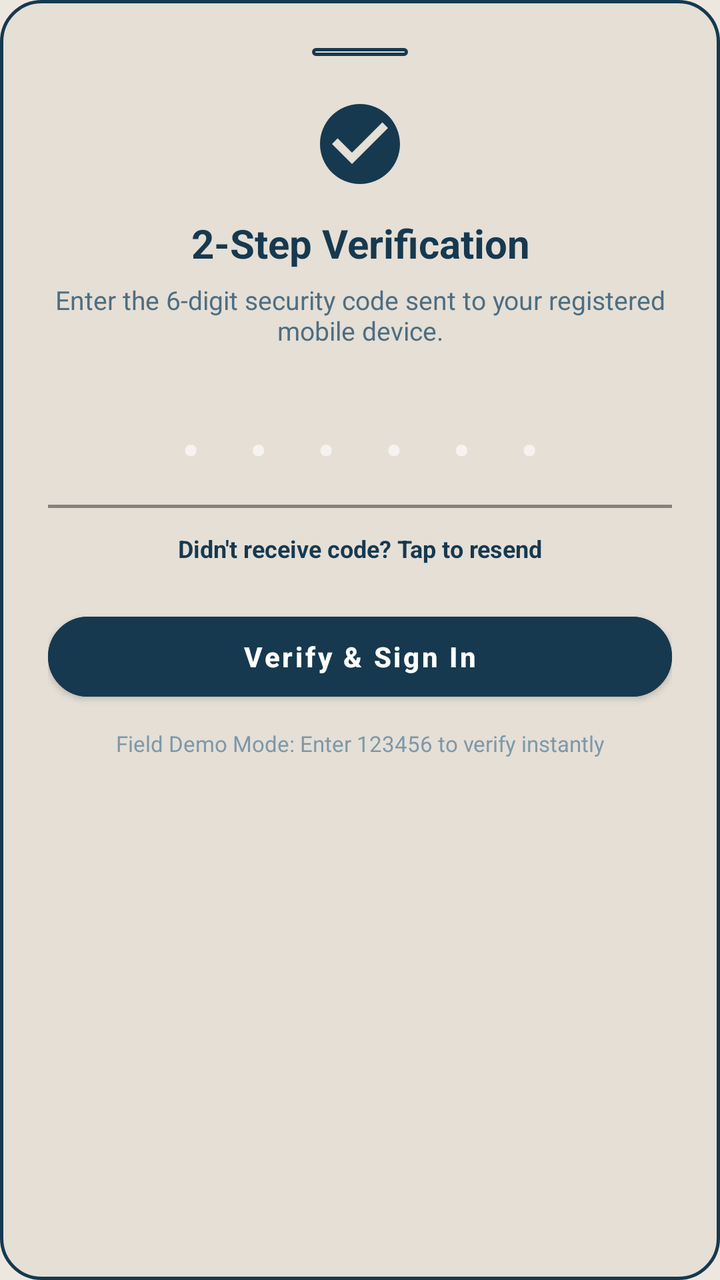
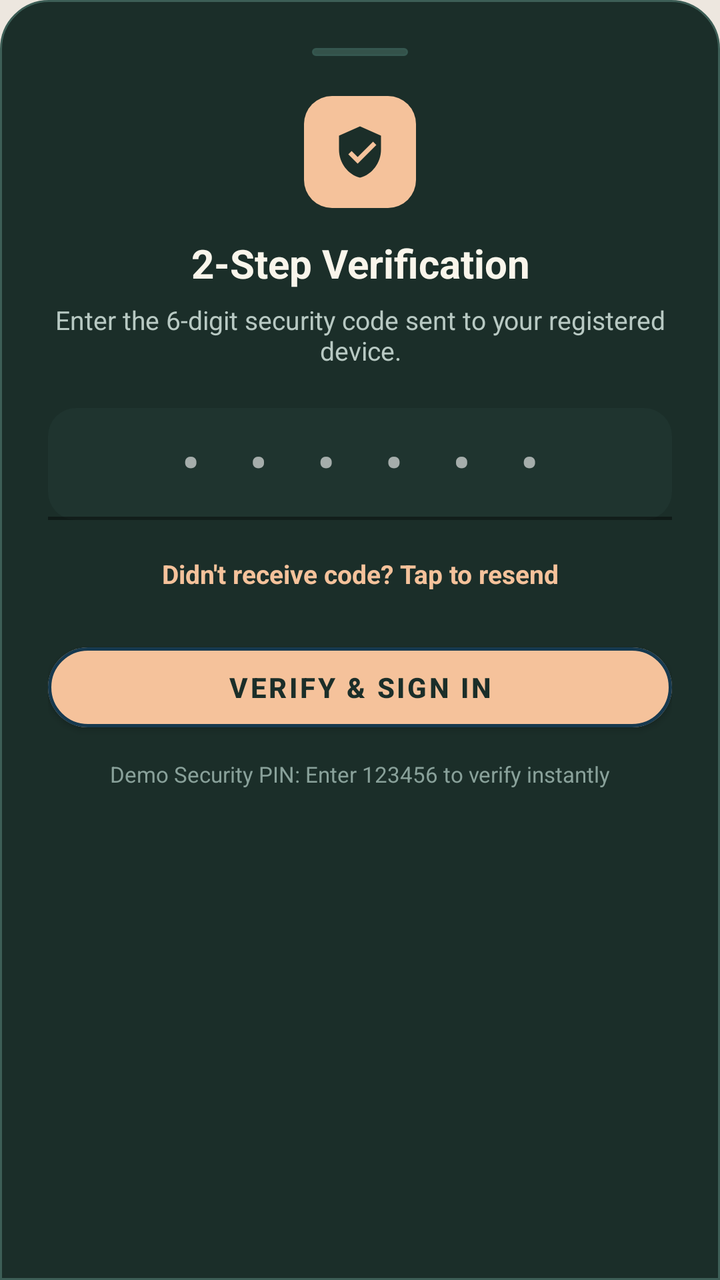

Two renders of the same Android screen: before a commit and after it. Below are the layout's source before the change and the commit's diff.
<!-- AndroidManifest.xml: application theme Theme.SiteSync -->
<!-- res/layout/dialog_two_factor_bottom_sheet.xml -->
<?xml version="1.0" encoding="utf-8"?>
<LinearLayout xmlns:android="http://schemas.android.com/apk/res/android"
    xmlns:app="http://schemas.android.com/apk/res-auto"
    android:layout_width="match_parent"
    android:layout_height="wrap_content"
    android:background="@drawable/bg_card_outlined"
    android:orientation="vertical"
    android:padding="24dp">

    
    <View
        android:layout_width="48dp"
        android:layout_height="4dp"
        android:layout_gravity="center_horizontal"
        android:layout_marginBottom="20dp"
        android:background="@drawable/bg_pill_inactive" />

    
    <ImageView
        android:layout_width="48dp"
        android:layout_height="48dp"
        android:layout_gravity="center_horizontal"
        android:layout_marginBottom="12dp"
        android:src="@drawable/ic_check_circle"
        app:tint="@color/oxide_blue_primary" />

    
    <TextView
        android:layout_width="match_parent"
        android:layout_height="wrap_content"
        android:gravity="center"
        android:text="2-Step Verification"
        android:textColor="@color/text_oxide_primary"
        android:textSize="20sp"
        android:textStyle="bold" />

    
    <TextView
        android:id="@+id/tv_phone_hint"
        android:layout_width="match_parent"
        android:layout_height="wrap_content"
        android:layout_marginTop="6dp"
        android:gravity="center"
        android:text="Enter the 6-digit security code sent to your registered mobile device."
        android:textColor="@color/text_oxide_secondary"
        android:textSize="13sp" />

    
    <com.google.android.material.textfield.TextInputLayout
        android:layout_width="match_parent"
        android:layout_height="wrap_content"
        android:layout_marginTop="24dp"
        app:boxBackgroundColor="@color/warm_ash_surface"
        app:boxStrokeColor="@color/stroke_oxide_blue"
        app:boxStrokeWidth="1.5dp"
        app:hintTextColor="@color/text_oxide_secondary">

        <com.google.android.material.textfield.TextInputEditText
            android:id="@+id/et_otp_code"
            android:layout_width="match_parent"
            android:layout_height="56dp"
            android:gravity="center"
            android:hint="• • • • • •"
            android:inputType="number"
            android:letterSpacing="0.4"
            android:maxLength="6"
            android:textColor="@color/text_oxide_primary"
            android:textSize="24sp"
            android:textStyle="bold" />
    </com.google.android.material.textfield.TextInputLayout>

    
    <TextView
        android:id="@+id/tv_resend"
        android:layout_width="match_parent"
        android:layout_height="wrap_content"
        android:layout_marginTop="12dp"
        android:gravity="center"
        android:text="Didn't receive code? Tap to resend"
        android:textColor="@color/oxide_blue_primary"
        android:textSize="12sp"
        android:textStyle="bold" />

    
    <com.google.android.material.button.MaterialButton
        android:id="@+id/btn_verify_otp"
        style="@style/IndustrialButton"
        android:layout_width="match_parent"
        android:layout_height="52dp"
        android:layout_marginTop="20dp"
        android:text="Verify &amp; Sign In" />

    
    <TextView
        android:layout_width="match_parent"
        android:layout_height="wrap_content"
        android:layout_marginTop="10dp"
        android:gravity="center"
        android:text="Field Demo Mode: Enter 123456 to verify instantly"
        android:textColor="@color/text_oxide_muted"
        android:textSize="11sp" />

</LinearLayout>
<!-- resources referenced by this layout -->
<resources>
  <color name="oxide_blue_primary">#16394F</color>
  <color name="stroke_oxide_blue">#16394F</color>
  <color name="text_oxide_muted">#7E98A8</color>
  <color name="text_oxide_primary">#16394F</color>
  <color name="text_oxide_secondary">#4D6E82</color>
  <color name="warm_ash_surface">#E5DFD6</color>
  <!-- drawable bg_card_outlined (drawable) -->
  <?xml version="1.0" encoding="utf-8"?>
  <shape xmlns:android="http://schemas.android.com/apk/res/android"
      android:shape="rectangle">
      <solid android:color="@color/warm_ash_surface" />
      <stroke
          android:width="1.5dp"
          android:color="@color/stroke_oxide_blue" />
      <corners android:radius="20dp" />
  </shape>
  <!-- drawable bg_pill_inactive (drawable) -->
  <?xml version="1.0" encoding="utf-8"?>
  <shape xmlns:android="http://schemas.android.com/apk/res/android"
      android:shape="rectangle">
      <solid android:color="@color/warm_ash_surface" />
      <stroke
          android:width="1.5dp"
          android:color="@color/stroke_oxide_blue" />
      <corners android:radius="16dp" />
  </shape>
  <!-- drawable ic_check_circle (drawable) -->
  <vector xmlns:android="http://schemas.android.com/apk/res/android"
      android:width="20dp"
      android:height="20dp"
      android:viewportWidth="24"
      android:viewportHeight="24">
      <path
          android:fillColor="#15803D"
          android:pathData="M12,2C6.48,2 2,6.48 2,12s4.48,10 10,10 10,-4.48 10,-10S17.52,2 12,2zm-2,15l-5,-5 1.41,-1.41L10,14.17l7.59,-7.59L19,8l-9,9z" />
  </vector>
  <style name="IndustrialButton" parent="Widget.MaterialComponents.Button">
          <item name="backgroundTint">@color/oxide_blue_primary</item>
          <item name="android:textColor">@color/text_on_oxide_white</item>
          <item name="cornerRadius">24dp</item>
          <item name="android:minHeight">48dp</item>
          <item name="android:textAllCaps">false</item>
          <item name="android:textStyle">bold</item>
      </style>
  <color name="text_on_oxide_white">#FFFFFF</color>
  <color name="warm_ash_base">#EDE7DF</color>
  <color name="oxide_blue_dark">#0E2636</color>
  <color name="oxide_blue_light">#24526E</color>
  <!-- unchanged entries left out for length: 1 -->
</resources>

<!-- the commit's change to res/layout/dialog_two_factor_bottom_sheet.xml (unified diff, before → after) -->
@@ -3,7 +3,7 @@
     xmlns:app="http://schemas.android.com/apk/res-auto"
     android:layout_width="match_parent"
     android:layout_height="wrap_content"
-    android:background="@drawable/bg_card_outlined"
+    android:background="@drawable/bg_bottom_sheet_forest"
     android:orientation="vertical"
     android:padding="24dp">
 
@@ -13,16 +13,24 @@
         android:layout_height="4dp"
         android:layout_gravity="center_horizontal"
         android:layout_marginBottom="20dp"
-        android:background="@drawable/bg_pill_inactive" />
+        android:background="@drawable/bg_pill_forest" />
 
     
-    <ImageView
-        android:layout_width="48dp"
-        android:layout_height="48dp"
+    <FrameLayout
+        android:layout_width="56dp"
+        android:layout_height="56dp"
         android:layout_gravity="center_horizontal"
-        android:layout_marginBottom="12dp"
-        android:src="@drawable/ic_check_circle"
-        app:tint="@color/oxide_blue_primary" />
+        android:background="@drawable/bg_squircle_brand"
+        android:layout_marginBottom="14dp">
+
+        <ImageView
+            android:layout_width="28dp"
+            android:layout_height="28dp"
+            android:layout_gravity="center"
+            android:src="@drawable/ic_shield"
+            app:tint="@color/forest_surface_deep"
+            android:contentDescription="Security Shield" />
+    </FrameLayout>
 
     
     <TextView
@@ -30,7 +38,7 @@
         android:layout_height="wrap_content"
         android:gravity="center"
         android:text="2-Step Verification"
-        android:textColor="@color/text_oxide_primary"
+        android:textColor="@color/text_on_dark_primary"
         android:textSize="20sp"
         android:textStyle="bold" />
 
@@ -41,19 +49,23 @@
         android:layout_height="wrap_content"
         android:layout_marginTop="6dp"
         android:gravity="center"
-        android:text="Enter the 6-digit security code sent to your registered mobile device."
-        android:textColor="@color/text_oxide_secondary"
+        android:text="Enter the 6-digit security code sent to your registered device."
+        android:textColor="@color/text_on_dark_secondary"
         android:textSize="13sp" />
 
     
     <com.google.android.material.textfield.TextInputLayout
         android:layout_width="match_parent"
         android:layout_height="wrap_content"
-        android:layout_marginTop="24dp"
-        app:boxBackgroundColor="@color/warm_ash_surface"
-        app:boxStrokeColor="@color/stroke_oxide_blue"
+        android:layout_marginTop="20dp"
+        app:boxBackgroundColor="@color/forest_card_inset"
+        app:boxStrokeColor="@color/peach_accent"
         app:boxStrokeWidth="1.5dp"
-        app:hintTextColor="@color/text_oxide_secondary">
+        app:hintTextColor="@color/text_on_dark_muted"
+        app:boxCornerRadiusTopStart="14dp"
+        app:boxCornerRadiusTopEnd="14dp"
+        app:boxCornerRadiusBottomStart="14dp"
+        app:boxCornerRadiusBottomEnd="14dp">
 
         <com.google.android.material.textfield.TextInputEditText
             android:id="@+id/et_otp_code"
@@ -64,7 +76,7 @@
             android:inputType="number"
             android:letterSpacing="0.4"
             android:maxLength="6"
-            android:textColor="@color/text_oxide_primary"
+            android:textColor="@color/text_on_dark_primary"
             android:textSize="24sp"
             android:textStyle="bold" />
     </com.google.android.material.textfield.TextInputLayout>
@@ -77,18 +89,23 @@
         android:layout_marginTop="12dp"
         android:gravity="center"
         android:text="Didn't receive code? Tap to resend"
-        android:textColor="@color/oxide_blue_primary"
-        android:textSize="12sp"
-        android:textStyle="bold" />
+        android:textColor="@color/peach_accent"
+        android:textSize="13sp"
+        android:textStyle="bold"
+        android:padding="6dp" />
 
     
     <com.google.android.material.button.MaterialButton
         android:id="@+id/btn_verify_otp"
-        style="@style/IndustrialButton"
         android:layout_width="match_parent"
         android:layout_height="52dp"
-        android:layout_marginTop="20dp"
-        android:text="Verify &amp; Sign In" />
+        android:layout_marginTop="16dp"
+        android:text="Verify &amp; Sign In"
+        android:textColor="@color/forest_dark"
+        android:textSize="14sp"
+        android:textStyle="bold"
+        app:backgroundTint="@color/peach_accent"
+        app:cornerRadius="26dp" />
 
     
     <TextView
@@ -96,8 +113,8 @@
         android:layout_height="wrap_content"
         android:layout_marginTop="10dp"
         android:gravity="center"
-        android:text="Field Demo Mode: Enter 123456 to verify instantly"
-        android:textColor="@color/text_oxide_muted"
+        android:text="Demo Security PIN: Enter 123456 to verify instantly"
+        android:textColor="@color/text_on_dark_muted"
         android:textSize="11sp" />
 
 </LinearLayout>
<!-- resource entries referenced after the edit -->
@@ -1,49 +1,62 @@
 <!-- resources referenced by this layout -->
 <resources>
+  <color name="forest_card_inset">#1F342F</color>
+  <color name="forest_dark">#1B2E29</color>
+  <color name="forest_surface_deep">#FF1B2E29</color>
+  <color name="peach_accent">#F5C29B</color>
+  <color name="text_on_dark_muted">#89A19A</color>
+  <color name="text_on_dark_primary">#F9F5EB</color>
+  <color name="text_on_dark_secondary">#B8C9C3</color>
+  <!-- drawable bg_bottom_sheet_forest (drawable) -->
+  <?xml version="1.0" encoding="utf-8"?>
+  <shape xmlns:android="http://schemas.android.com/apk/res/android"
+      android:shape="rectangle">
+      <solid android:color="@color/forest_surface_deep" />
+      <corners
+          android:topLeftRadius="24dp"
+          android:topRightRadius="24dp"
+          android:bottomLeftRadius="0dp"
+          android:bottomRightRadius="0dp" />
+      <stroke
+          android:width="1dp"
+          android:color="@color/forest_stroke" />
+  </shape>
+  <!-- drawable bg_pill_forest (drawable) -->
+  <?xml version="1.0" encoding="utf-8"?>
+  <shape xmlns:android="http://schemas.android.com/apk/res/android"
+      android:shape="rectangle">
+      <solid android:color="@color/forest_pill_bg" />
+      <corners android:radius="16dp" />
+      <stroke
+          android:width="1dp"
+          android:color="@color/forest_stroke_subtle" />
+  </shape>
+  <!-- drawable bg_squircle_brand (drawable) -->
+  <?xml version="1.0" encoding="utf-8"?>
+  <shape xmlns:android="http://schemas.android.com/apk/res/android"
+      android:shape="rectangle">
+      <solid android:color="@color/peach_accent" />
+      <corners android:radius="14dp" />
+  </shape>
+  <!-- drawable ic_shield (drawable) -->
+  <vector xmlns:android="http://schemas.android.com/apk/res/android"
+      android:width="24dp"
+      android:height="24dp"
+      android:viewportWidth="24"
+      android:viewportHeight="24">
+      <path
+          android:fillColor="@color/text_on_oxide_white"
+          android:pathData="M12,1L3,5v6c0,5.55 3.84,10.74 9,12 5.16,-1.26 9,-6.45 9,-12V5l-9,-4zm-1,16l-4,-4 1.41,-1.41L11,14.17l6.59,-6.59L19,9l-8,8z" />
+  </vector>
+  <color name="forest_stroke">#FF3D5E56</color>
+  <color name="forest_pill_bg">#FF34524A</color>
+  <color name="forest_stroke_subtle">#FF35574F</color>
   <color name="oxide_blue_primary">#16394F</color>
   <color name="stroke_oxide_blue">#16394F</color>
   <color name="text_oxide_muted">#7E98A8</color>
   <color name="text_oxide_primary">#16394F</color>
   <color name="text_oxide_secondary">#4D6E82</color>
   <color name="warm_ash_surface">#E5DFD6</color>
-  <!-- drawable bg_card_outlined (drawable) -->
-  <?xml version="1.0" encoding="utf-8"?>
-  <shape xmlns:android="http://schemas.android.com/apk/res/android"
-      android:shape="rectangle">
-      <solid android:color="@color/warm_ash_surface" />
-      <stroke
-          android:width="1.5dp"
-          android:color="@color/stroke_oxide_blue" />
-      <corners android:radius="20dp" />
-  </shape>
-  <!-- drawable bg_pill_inactive (drawable) -->
-  <?xml version="1.0" encoding="utf-8"?>
-  <shape xmlns:android="http://schemas.android.com/apk/res/android"
-      android:shape="rectangle">
-      <solid android:color="@color/warm_ash_surface" />
-      <stroke
-          android:width="1.5dp"
-          android:color="@color/stroke_oxide_blue" />
-      <corners android:radius="16dp" />
-  </shape>
-  <!-- drawable ic_check_circle (drawable) -->
-  <vector xmlns:android="http://schemas.android.com/apk/res/android"
-      android:width="20dp"
-      android:height="20dp"
-      android:viewportWidth="24"
-      android:viewportHeight="24">
-      <path
-          android:fillColor="#15803D"
-          android:pathData="M12,2C6.48,2 2,6.48 2,12s4.48,10 10,10 10,-4.48 10,-10S17.52,2 12,2zm-2,15l-5,-5 1.41,-1.41L10,14.17l7.59,-7.59L19,8l-9,9z" />
-  </vector>
-  <style name="IndustrialButton" parent="Widget.MaterialComponents.Button">
-          <item name="backgroundTint">@color/oxide_blue_primary</item>
-          <item name="android:textColor">@color/text_on_oxide_white</item>
-          <item name="cornerRadius">24dp</item>
-          <item name="android:minHeight">48dp</item>
-          <item name="android:textAllCaps">false</item>
-          <item name="android:textStyle">bold</item>
-      </style>
   <color name="text_on_oxide_white">#FFFFFF</color>
   <color name="warm_ash_base">#EDE7DF</color>
   <color name="oxide_blue_dark">#0E2636</color>
